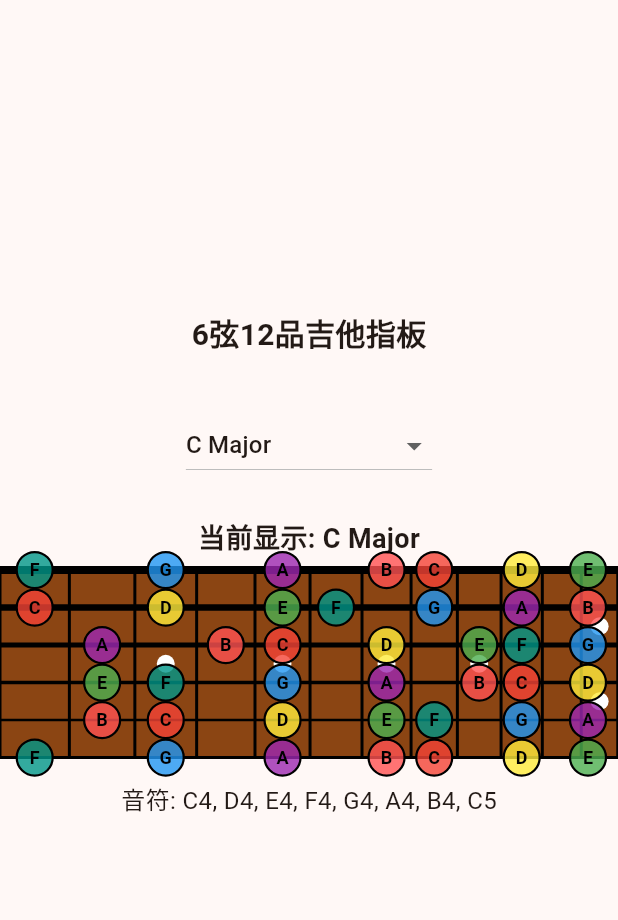
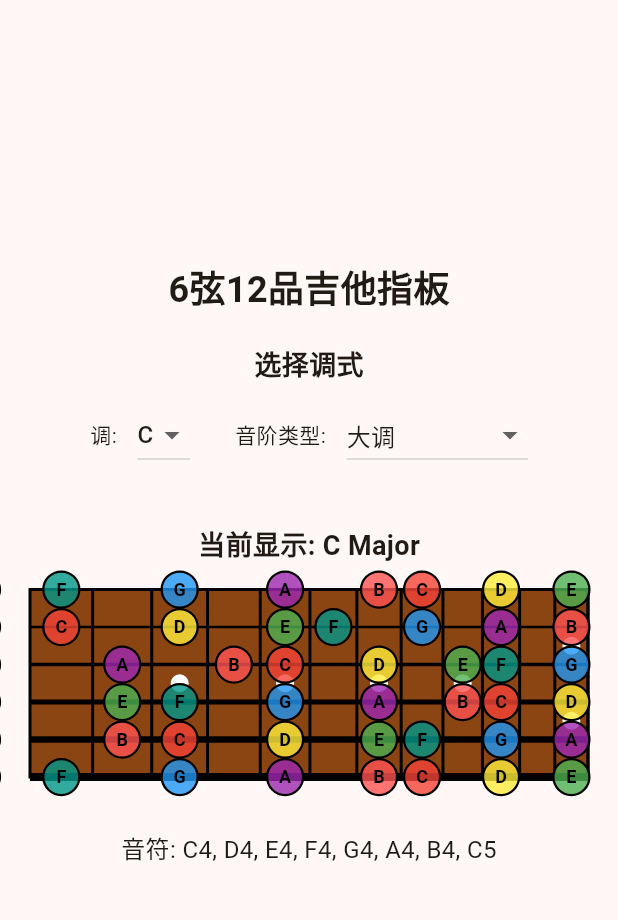
Before and after one commit to SheepYang1993/juejin_trae_solo_guitar_flutter, a Flutter app: the screen it shows after launch, on a phone screen of 412 x 824 dp, the part 84-1004 px from its top. Run offline on Flutter 3.47's test engine with Material 3 defaults, Android fonts, the phone set to English and light mode, and no system bars.

Commit message:
第六天内容

```diff
--- a/lib/main.dart
+++ b/lib/main.dart
@@ -29,16 +29,46 @@
 }
 
 class _GuitarFretboardPageState extends State<GuitarFretboardPage> {
-  // 测试用的音阶列表
-  final List<Scale> _scales = [
-    Scale.major(Note.fromName('C', 4)),
-    Scale.major(Note.fromName('G', 4)),
-    Scale.pentatonicMajor(Note.fromName('C', 4)),
-    Scale.pentatonicMinor(Note.fromName('A', 4)),
-  ];
+  // 可选的调列表
+  final List<String> _keys = ['C', 'G', 'D'];
 
-  // 当前选中的音阶索引
-  int _selectedScaleIndex = 0;
+  // 可选的音阶类型列表
+  final List<String> _scaleTypes = ['大调', '大调五声音阶', '小调五声音阶'];
+
+  // 当前选中的调
+  String _selectedKey = 'C';
+
+  // 当前选中的音阶类型
+  String _selectedScaleType = '大调';
+
+  // 当前生成的音阶
+  late Scale _currentScale;
+
+  // 初始化当前音阶
+  @override
+  void initState() {
+    super.initState();
+    _updateScale();
+  }
+
+  // 更新当前音阶
+  void _updateScale() {
+    final rootNote = Note.fromName(_selectedKey, 4);
+
+    switch (_selectedScaleType) {
+      case '大调':
+        _currentScale = Scale.major(rootNote);
+        break;
+      case '大调五声音阶':
+        _currentScale = Scale.pentatonicMajor(rootNote);
+        break;
+      case '小调五声音阶':
+        // 小调五声音阶的根音需要调整，通常小调五声音阶使用关系小调
+        // 这里简化处理，直接使用选中的调作为根音
+        _currentScale = Scale.pentatonicMinor(rootNote);
+        break;
+    }
+  }
 
   @override
   Widget build(BuildContext context) {
@@ -48,39 +78,74 @@
         title: const Text('吉他指板模拟器'),
       ),
       body: Center(
+        child: SingleChildScrollView(
+          padding: const EdgeInsets.all(20.0),
           child: Column(
             mainAxisAlignment: MainAxisAlignment.center,
             children: <Widget>[
               const Text(
                 '6弦12品吉他指板',
-              style: TextStyle(fontSize: 20, fontWeight: FontWeight.bold),
+                style: TextStyle(fontSize: 24, fontWeight: FontWeight.bold),
               ),
               const SizedBox(height: 20),
 
-            // 音阶选择下拉菜单
-            Padding(
-              padding: const EdgeInsets.all(16.0),
-              child: DropdownButton<int>(
-                value: _selectedScaleIndex,
-                onChanged: (int? newValue) {
+              // 调式选择区域
+              const Text(
+                '选择调式',
+                style: TextStyle(fontSize: 18, fontWeight: FontWeight.bold),
+              ),
+              const SizedBox(height: 10),
+
+              // 调选择下拉菜单
+              Row(
+                mainAxisAlignment: MainAxisAlignment.center,
+                children: [
+                  const Text('调: '),
+                  const SizedBox(width: 10),
+                  DropdownButton<String>(
+                    value: _selectedKey,
+                    onChanged: (String? newValue) {
                       setState(() {
-                    _selectedScaleIndex = newValue!;
+                        _selectedKey = newValue!;
+                        _updateScale();
                       });
                     },
-                items: _scales.map((Scale scale) {
-                  return DropdownMenuItem<int>(
-                    value: _scales.indexOf(scale),
-                    child: Text(scale.name),
+                    items: _keys.map((String key) {
+                      return DropdownMenuItem<String>(
+                        value: key,
+                        child: Text(key),
                       );
                     }).toList(),
                   ),
+                  const SizedBox(width: 30),
+
+                  // 音阶类型选择下拉菜单
+                  const Text('音阶类型: '),
+                  const SizedBox(width: 10),
+                  DropdownButton<String>(
+                    value: _selectedScaleType,
+                    onChanged: (String? newValue) {
+                      setState(() {
+                        _selectedScaleType = newValue!;
+                        _updateScale();
+                      });
+                    },
+                    items: _scaleTypes.map((String type) {
+                      return DropdownMenuItem<String>(
+                        value: type,
+                        child: Text(type),
+                      );
+                    }).toList(),
                   ),
+                ],
+              ),
+              const SizedBox(height: 20),
 
               // 显示当前选中的音阶信息
               Padding(
-              padding: const EdgeInsets.all(8.0),
+                padding: const EdgeInsets.all(16.0),
                 child: Text(
-                '当前显示: ${_scales[_selectedScaleIndex].name}',
+                  '当前显示: ${_currentScale.name}',
                   style: const TextStyle(
                     fontSize: 18,
                     fontWeight: FontWeight.bold,
@@ -92,20 +157,23 @@
               GuitarFretboardWidget(
                 width: 500,
                 height: 125,
-              scale: _scales[_selectedScaleIndex],
+                scale: _currentScale,
               ),
+              const SizedBox(height: 20),
 
               // 显示音阶包含的音符
               Padding(
                 padding: const EdgeInsets.all(16.0),
                 child: Text(
-                '音符: ${_scales[_selectedScaleIndex].notes.join(', ')}',
+                  '音符: ${_currentScale.notes.join(', ')}',
                   style: const TextStyle(fontSize: 16),
+                  textAlign: TextAlign.center,
                 ),
               ),
             ],
           ),
         ),
+      ),
     );
   }
 }
```
Also changed, not shown: lib/components/guitar_fretboard_painter.dart (+9 -5 lines), 4 other files. Lines whose indentation alone changed are shown as unchanged.
